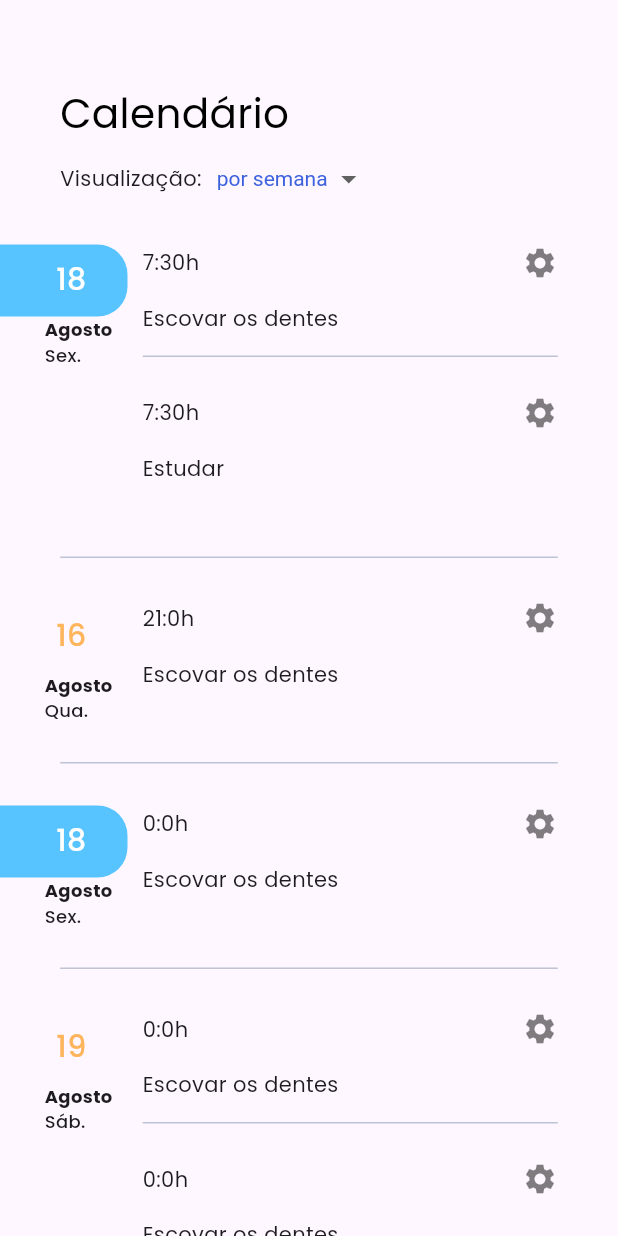
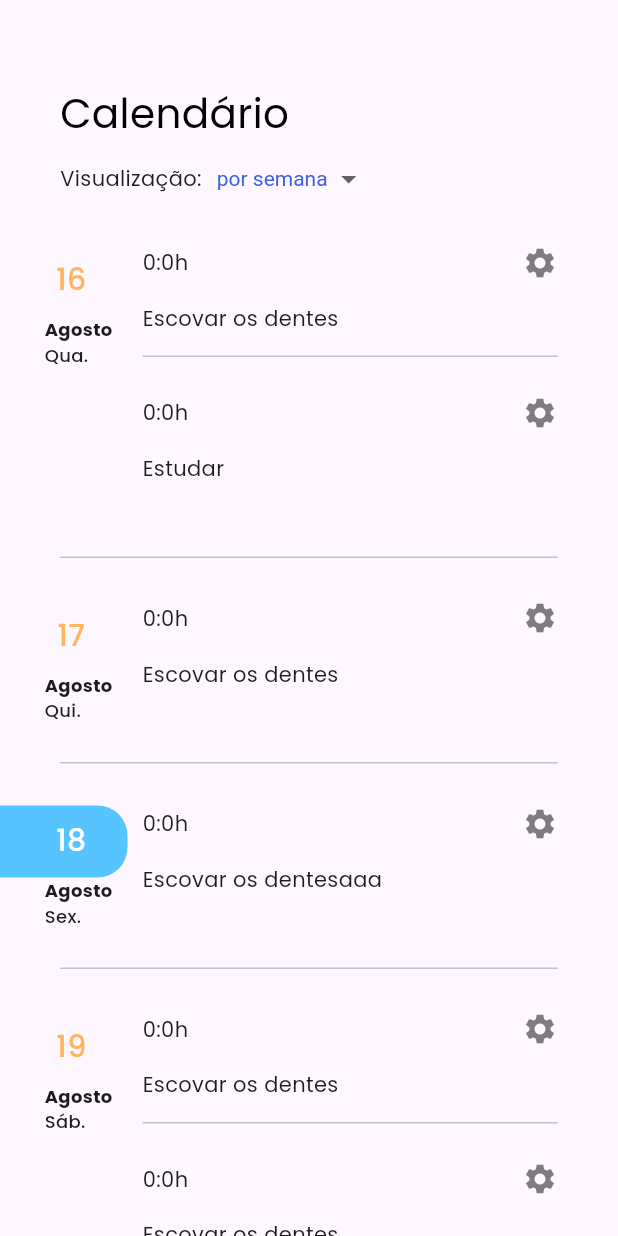
Before and after one commit to lazarobodevan/POC, a Flutter app: the Calendar screen opened directly, on a phone screen of 412 x 824 dp. Run offline on Flutter 3.47's test engine with Material 2 defaults, Android fonts, the phone set to English and light mode, and no system bars; our stand-ins replace dotted_line, flutter_svg.

```diff
--- a/lib/screens/nav_pages/calendar.dart
+++ b/lib/screens/nav_pages/calendar.dart
@@ -18,30 +18,27 @@ class _CalendarState extends State<Calendar> {
   List<List<Task>> tasks = [
     [
       Task(
-        id: '1',
-        name: 'Escovar os dentes',
-        description: '',
-        date: DateTime.now().subtract(
-          Duration(hours: 3),
-        ),
-      ),
+          id: '1',
+          name: 'Escovar os dentes',
+          description: '',
+          date: DateTime(2023, 08, 16)),
       Task(
           id: '2',
           name: 'Estudar',
           description: '',
-          date: DateTime.now().subtract(Duration(hours: 3)))
+          date: DateTime(2023, 08, 16)),
     ],
     [
       Task(
           id: '3',
           name: 'Escovar os dentes',
           description: '',
-          date: DateTime(2023, 08, 17).subtract(Duration(hours: 3))),
+          date: DateTime(2023, 08, 17)),
     ],
     [
       Task(
           id: '4',
-          name: 'Escovar os dentes',
+          name: 'Escovar os dentesaaa',
           description: '',
           date: DateTime(2023, 08, 18)),
     ],
@@ -69,6 +66,7 @@ class _CalendarState extends State<Calendar> {
     return Scaffold(
       appBar: AppBar(
         surfaceTintColor: Colors.transparent,
+        automaticallyImplyLeading: false,
       ),
       body: Column(
         children: [
@@ -122,6 +120,7 @@ class _CalendarState extends State<Calendar> {
             child: SingleChildScrollView(
               child: Column(
                 children: tasks.map((list) {
+                  print(list[0].date);
                   return Column(
                     children: [
                       CalendarDayItem(day: list[0].date, tasks: list),
--- a/lib/screens/nav_pages/home.dart
+++ b/lib/screens/nav_pages/home.dart
@@ -18,6 +18,7 @@ class Home extends StatelessWidget {
       ),
       appBar: AppBar(
         surfaceTintColor: Colors.transparent,
+        automaticallyImplyLeading: false,
       ),
       body: Column(
         mainAxisAlignment: MainAxisAlignment.start,
--- a/lib/theme/theme.dart
+++ b/lib/theme/theme.dart
@@ -22,6 +22,7 @@ class ThemeColors{
   static const Color secondaryBlack = Color.fromRGBO(0, 0, 0, 1);
   static const Color secondary1 = Color.fromRGBO(205, 208, 217, 1);
   static const Color secondary2 = Color.fromRGBO(189, 195, 212, 1);
+  static const Color secondary3 = Color.fromRGBO(167, 175, 198, 1);
   static const Color secondary4 = Color.fromRGBO(126, 140, 178, 1);
 
   static const Color optionColorLilac = Color.fromRGBO(155, 93, 229, 1);
@@ -29,4 +30,6 @@ class ThemeColors{
   static const Color optionColorGreen = Color.fromRGBO(112, 166, 55, 1);
   static const Color optionColorPink = Color.fromRGBO(255, 89, 94, 1);
   static const Color optionColorPurple = Color.fromRGBO(114, 9, 183, 1);
+
+  static const Color semanticGreen = Color.fromRGBO(25, 179, 119, 1);
 }
--- a/pubspec.yaml
+++ b/pubspec.yaml
@@ -32,6 +32,7 @@ dependencies:
     sdk: flutter
   dotted_line: ^3.2.2
   intl: ^0.18.1
+  flutter_svg: ^2.0.7
 
   # The following adds the Cupertino Icons font to your application.
   # Use with the CupertinoIcons class for iOS style icons.
@@ -71,9 +72,8 @@ flutter:
   uses-material-design: true
 
   # To add assets to your application, add an assets section, like this:
-  # assets:
-  #   - images/a_dot_burr.jpeg
-  #   - images/a_dot_ham.jpeg
+  assets:
+     - assets/images/
 
 
 
```
Also changed, not shown: lib/components/progress_indicator.dart (added, +53 -0 lines), lib/screens/nav_pages/progress.dart (+59 -1 lines), assets/images/podium.png (added), assets/images/stars.png (added), assets/images/stars.svg (added).
